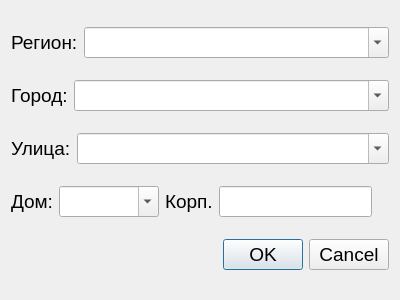
Before: the Qt Designer form IRealtor_Desktop/selectaddress.ui in dieselrus/IRealtor_Desktop, drawn with Qt 5.
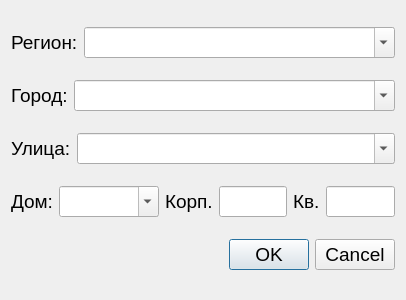
After: the same form once the commit is applied.

```diff
--- a/IRealtor_Desktop/selectaddress.ui
+++ b/IRealtor_Desktop/selectaddress.ui
@@ -6,7 +6,7 @@
    <rect>
     <x>0</x>
     <y>0</y>
-    <width>400</width>
+    <width>406</width>
     <height>300</height>
    </rect>
   </property>
@@ -125,17 +125,14 @@
       </widget>
      </item>
      <item>
-      <spacer name="horizontalSpacer">
-       <property name="orientation">
-        <enum>Qt::Horizontal</enum>
+      <widget class="QLabel" name="label_6">
+       <property name="text">
+        <string>Кв.</string>
        </property>
-       <property name="sizeHint" stdset="0">
-        <size>
-         <width>40</width>
-         <height>20</height>
-        </size>
-       </property>
-      </spacer>
+      </widget>
+     </item>
+     <item>
+      <widget class="QLineEdit" name="leKvartira"/>
      </item>
     </layout>
    </item>
```
Left out of the diff: 60 changed lines with no effect on the pictures.
